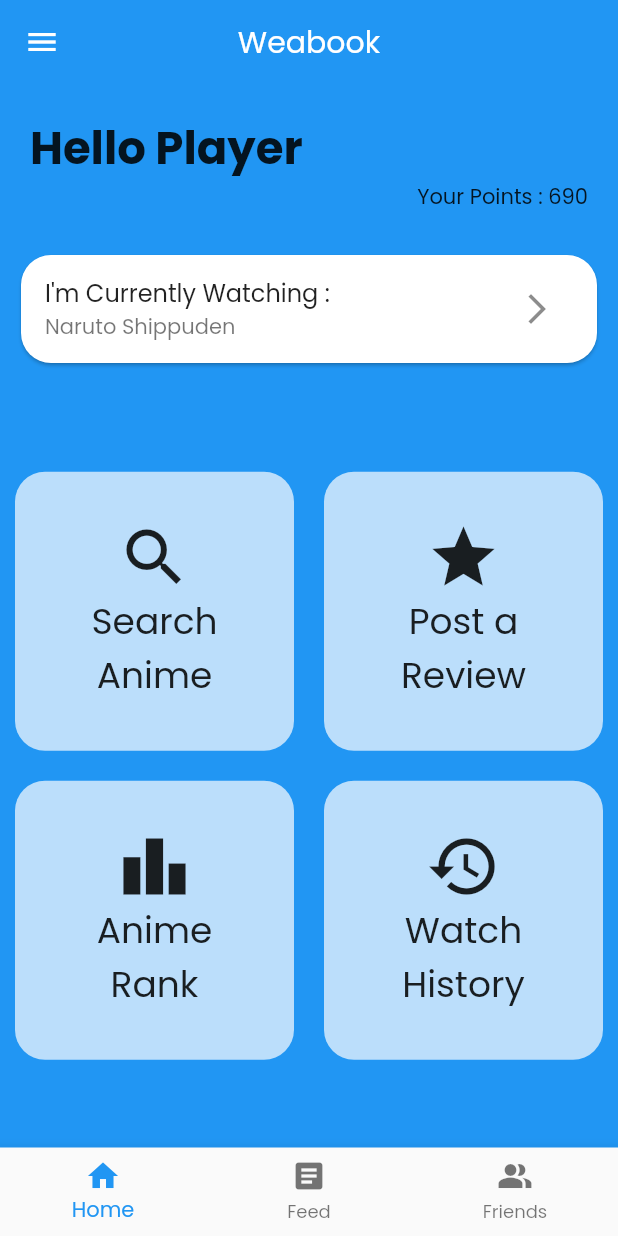
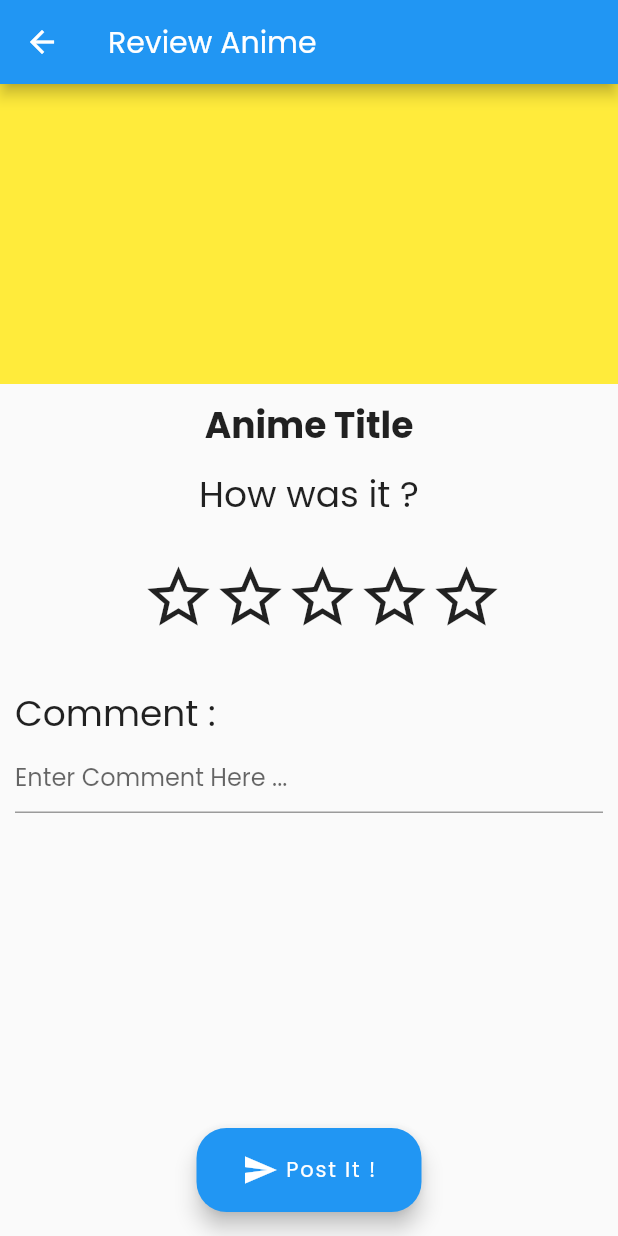
Before and after one commit to WawanC/weabook, a Flutter app: the screen it shows after launch, after a tap on "Post a Review", on a phone screen of 412 x 824 dp. Run offline on Flutter 3.47's test engine with Material 2 defaults, Android fonts, the phone set to English and light mode, and no system bars; network calls fail.

Commit message:
Modify Review Screen

```diff
--- a/lib/main.dart
+++ b/lib/main.dart
@@ -2,6 +2,7 @@ import 'package:flutter/material.dart';
 import 'screens/navigation.dart';
 import 'screens/search_screen.dart';
 import 'screens/anime_detail_screen.dart';
+import 'screens/anime_review_screen.dart';
 
 void main() {
   runApp(MyApp());
@@ -20,6 +21,7 @@ class MyApp extends StatelessWidget {
       routes: {
         SearchScreen.routeName: (ctx) => SearchScreen(),
         AnimeDetailScreen.routeName: (ctx) => AnimeDetailScreen(),
+        AnimeReviewScreen.routeName: (ctx) => AnimeReviewScreen(),
       },
     );
   }
--- /dev/null
+++ b/lib/screens/anime_review_screen.dart
@@ -0,0 +1,70 @@
+import 'package:flutter/material.dart';
+import '../widgets/review/stars_widget.dart';
+import '../widgets/review/comment_widget.dart';
+
+class AnimeReviewScreen extends StatefulWidget {
+  static final String routeName = '/anime-review';
+  @override
+  _AnimeReviewScreenState createState() => _AnimeReviewScreenState();
+}
+
+class _AnimeReviewScreenState extends State<AnimeReviewScreen> {
+  @override
+  Widget build(BuildContext context) {
+    return Scaffold(
+      appBar: AppBar(
+        title: Text("Review Anime"),
+      ),
+      body: SingleChildScrollView(
+        child: Column(
+          children: [
+            Container(
+              color: Colors.yellow,
+              height: 200,
+            ),
+            Container(
+              margin: EdgeInsets.symmetric(vertical: 10),
+              child: Text(
+                "Anime Title",
+                style: TextStyle(
+                  fontWeight: FontWeight.bold,
+                  fontSize: 24,
+                ),
+              ),
+            ),
+            Container(
+              child: Text(
+                "How was it ?",
+                style: TextStyle(
+                  fontSize: 24,
+                ),
+              ),
+            ),
+            StarsWidget(),
+            CommentWidget(),
+          ],
+        ),
+      ),
+      floatingActionButtonLocation: FloatingActionButtonLocation.centerFloat,
+      floatingActionButton: Visibility(
+        visible: MediaQuery.of(context).viewInsets.bottom > 0 ? false : true,
+        child: Container(
+          width: 150,
+          child: FloatingActionButton(
+            shape:
+                RoundedRectangleBorder(borderRadius: BorderRadius.circular(20)),
+            onPressed: () {},
+            child: Row(
+              mainAxisAlignment: MainAxisAlignment.center,
+              children: [
+                Icon(Icons.send),
+                SizedBox(width: 5),
+                Text("Post It !"),
+              ],
+            ),
+          ),
+        ),
+      ),
+    );
+  }
+}
--- a/lib/screens/home_screen.dart
+++ b/lib/screens/home_screen.dart
@@ -1,6 +1,7 @@
 import 'package:flutter/material.dart';
 import '../widgets/home/menu_grid_item.dart';
 import './search_screen.dart';
+import './anime_review_screen.dart';
 
 class HomeScreen extends StatelessWidget {
   @override
@@ -75,7 +76,10 @@ class HomeScreen extends StatelessWidget {
                   MenuGridItem(
                     'Post a Review',
                     Icons.star,
-                    () {},
+                    () {
+                      Navigator.of(context)
+                          .pushNamed(AnimeReviewScreen.routeName);
+                    },
                   ),
                   MenuGridItem(
                     'Anime Rank',
--- a/lib/widgets/main_drawer.dart
+++ b/lib/widgets/main_drawer.dart
@@ -41,7 +41,7 @@ class MainDrawer extends StatelessWidget {
               color: Colors.red,
             ),
             title: Text(
-              "Exit",
+              "Log-Out",
               style: TextStyle(color: Colors.red),
             ),
           ),
--- /dev/null
+++ b/lib/widgets/review/comment_widget.dart
@@ -0,0 +1,29 @@
+import 'package:flutter/material.dart';
+
+class CommentWidget extends StatefulWidget {
+  @override
+  _CommentWidgetState createState() => _CommentWidgetState();
+}
+
+class _CommentWidgetState extends State<CommentWidget> {
+  @override
+  Widget build(BuildContext context) {
+    return Container(
+      padding: EdgeInsets.all(10),
+      child: Column(
+        crossAxisAlignment: CrossAxisAlignment.start,
+        children: [
+          Text(
+            'Comment :',
+            style: TextStyle(
+              fontSize: 24,
+            ),
+          ),
+          TextField(
+            decoration: InputDecoration(hintText: "Enter Comment Here ..."),
+          ),
+        ],
+      ),
+    );
+  }
+}
--- /dev/null
+++ b/lib/widgets/review/stars_widget.dart
@@ -0,0 +1,55 @@
+import 'package:flutter/material.dart';
+
+class StarsWidget extends StatefulWidget {
+  @override
+  _StarsWidgetState createState() => _StarsWidgetState();
+}
+
+class _StarsWidgetState extends State<StarsWidget> {
+  int currentStar = 0;
+  List<String> stars = [
+    'Worst',
+    'Bad',
+    'Average',
+    'Good',
+    'Best',
+  ];
+  @override
+  Widget build(BuildContext context) {
+    return Container(
+      width: double.infinity,
+      height: 100,
+      child: Column(
+        children: [
+          Expanded(
+            child: ListView.builder(
+              shrinkWrap: true,
+              scrollDirection: Axis.horizontal,
+              itemBuilder: (bctx, idx) {
+                return IconButton(
+                  icon: Icon(
+                    idx < currentStar ? Icons.star : Icons.star_border,
+                    size: 50,
+                  ),
+                  onPressed: () {
+                    setState(() {
+                      currentStar = idx + 1;
+                    });
+                  },
+                );
+              },
+              itemCount: stars.length,
+            ),
+          ),
+          if (currentStar != 0)
+            Text(
+              stars[currentStar - 1],
+              style: TextStyle(
+                fontSize: 24,
+              ),
+            ),
+        ],
+      ),
+    );
+  }
+}
```
